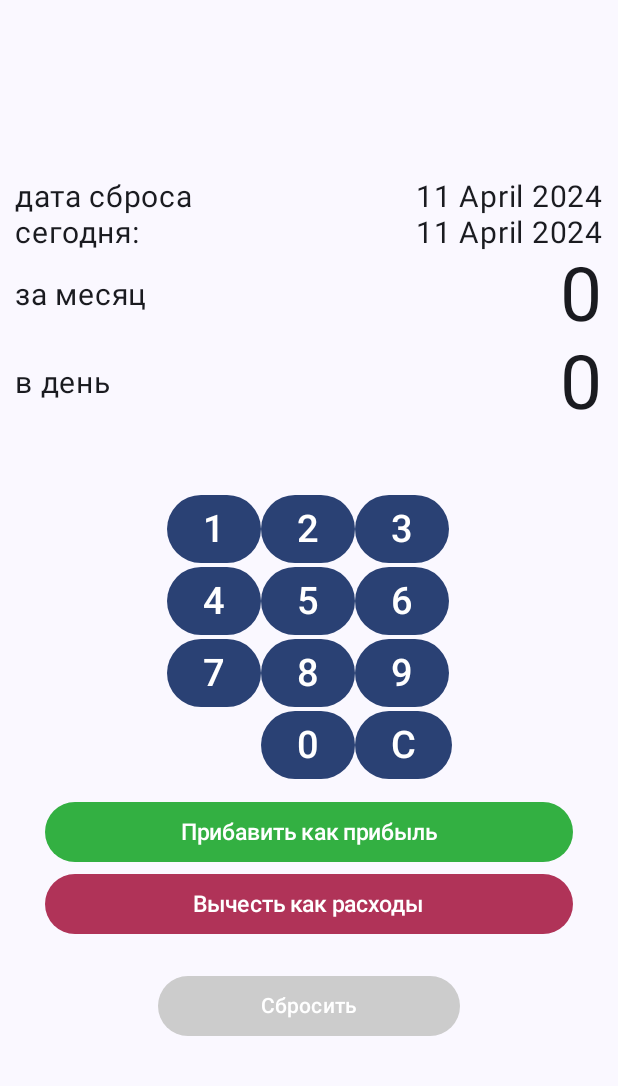
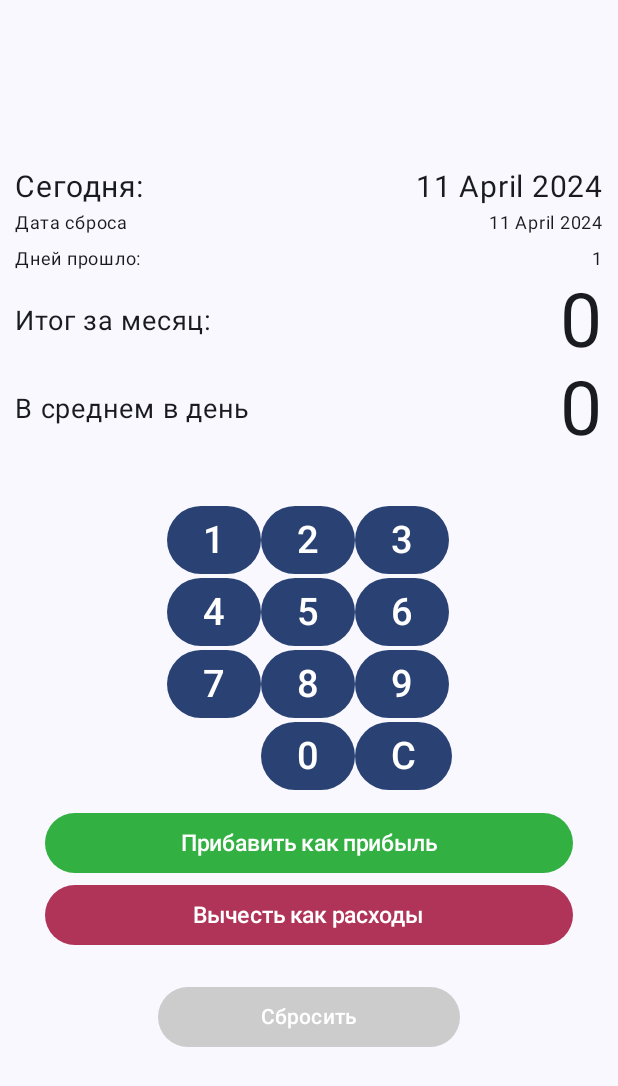
Before and after one commit to Sutemi67/KotlinJC_MoneyEveryday_app, an Android app built with Jetpack Compose: the screen it shows after launch (MainActivity), on a phone screen of 412 x 824 dp. Shown: the top 1086 px of the screen. Run offline under Robolectric (Android 15) with nearby library versions, the phone set to English and light mode, and no system bars.

Commit message:
working with two dates

```diff
--- a/app/src/main/java/com/example/moneyeverydaycompose/MainActivity.kt
+++ b/app/src/main/java/com/example/moneyeverydaycompose/MainActivity.kt
@@ -94,8 +94,7 @@ fun Income(
 
     val current = Calendar.getInstance().timeInMillis
     val formatter = SimpleDateFormat("dd MMMM yyyy")
-
-
+    val daysPass = (current-setDateOfClear.value)/(1000 * 60 * 60 * 24)+1
 
     Column(
         Modifier
@@ -104,7 +103,6 @@ fun Income(
         verticalArrangement = Arrangement.Center,
         horizontalAlignment = Alignment.CenterHorizontally
     ) {
-
         Row(
             Modifier
                 .fillMaxWidth()
@@ -113,22 +111,7 @@ fun Income(
             verticalAlignment = Alignment.CenterVertically
         ) {
             Text(
-                text = "дата сброса", fontSize = 20.sp
-            )
-            Text(
-                text = formatter.format(setDateOfClear.value),
-                fontSize = 20.sp
-            )
-        }
-        Row(
-            Modifier
-                .fillMaxWidth()
-                .padding(10.dp, 0.dp),
-            horizontalArrangement = Arrangement.SpaceBetween,
-            verticalAlignment = Alignment.CenterVertically
-        ) {
-            Text(
-                text = "сегодня:", fontSize = 20.sp
+                text = "Сегодня:", fontSize = 20.sp
             )
             Text(
                 text = formatter.format(current),
@@ -143,7 +126,37 @@ fun Income(
             verticalAlignment = Alignment.CenterVertically
         ) {
             Text(
-                text = "за месяц", fontSize = 20.sp
+                text = "Дата сброса", fontSize = 12.sp
+            )
+            Text(
+                text = formatter.format(setDateOfClear.value),
+                fontSize = 12.sp
+            )
+        }
+        Row(
+            Modifier
+                .fillMaxWidth()
+                .padding(10.dp, 0.dp),
+            horizontalArrangement = Arrangement.SpaceBetween,
+            verticalAlignment = Alignment.CenterVertically
+        ) {
+            Text(
+                text = "Дней прошло:", fontSize = 12.sp
+            )
+            Text(
+                text = "$daysPass",
+                fontSize = 12.sp
+            )
+        }
+        Row(
+            Modifier
+                .fillMaxWidth()
+                .padding(10.dp, 0.dp),
+            horizontalArrangement = Arrangement.SpaceBetween,
+            verticalAlignment = Alignment.CenterVertically
+        ) {
+            Text(
+                text = "Итог за месяц:", fontSize = 18.sp
             )
             Text(
                 text = "${monthlySummary.value}",
@@ -158,10 +171,11 @@ fun Income(
             verticalAlignment = Alignment.CenterVertically
         ) {
             Text(
-                text = "в день", fontSize = 20.sp
+                text = "В среднем в день",
+                fontSize = 18.sp
             )
             Text(
-                text = "${monthlySummary.value / 30}",
+                text = "${monthlySummary.value/daysPass }",
                 fontSize = 50.sp
             )
         }
@@ -170,7 +184,7 @@ fun Income(
         )
 
 
-        Spacer(modifier = Modifier.height(20.dp))
+        Spacer(modifier = Modifier.height(10.dp))
         Row(
             modifier = Modifier
                 .wrapContentSize()
@@ -267,7 +281,6 @@ fun Income(
 
                     coroutine.launch {
                         dataStoreManager.saveSummaryText(ResultTextSettings(monthlySummary.value))
-                        //dataStoreManager.saveClearDate(DateTextSettings(setDateOfClear.value))
                     }
                     coroutine.launch {
                         dataStoreManager.saveClearDate(DateTextSettings(setDateOfClear.value))
```
